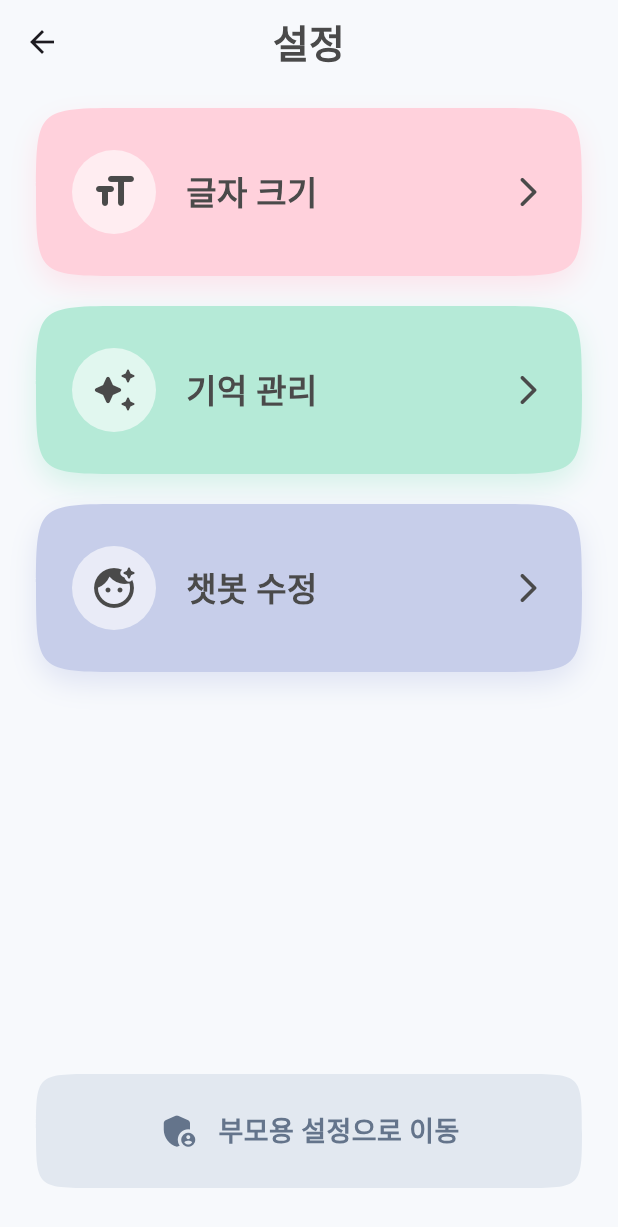
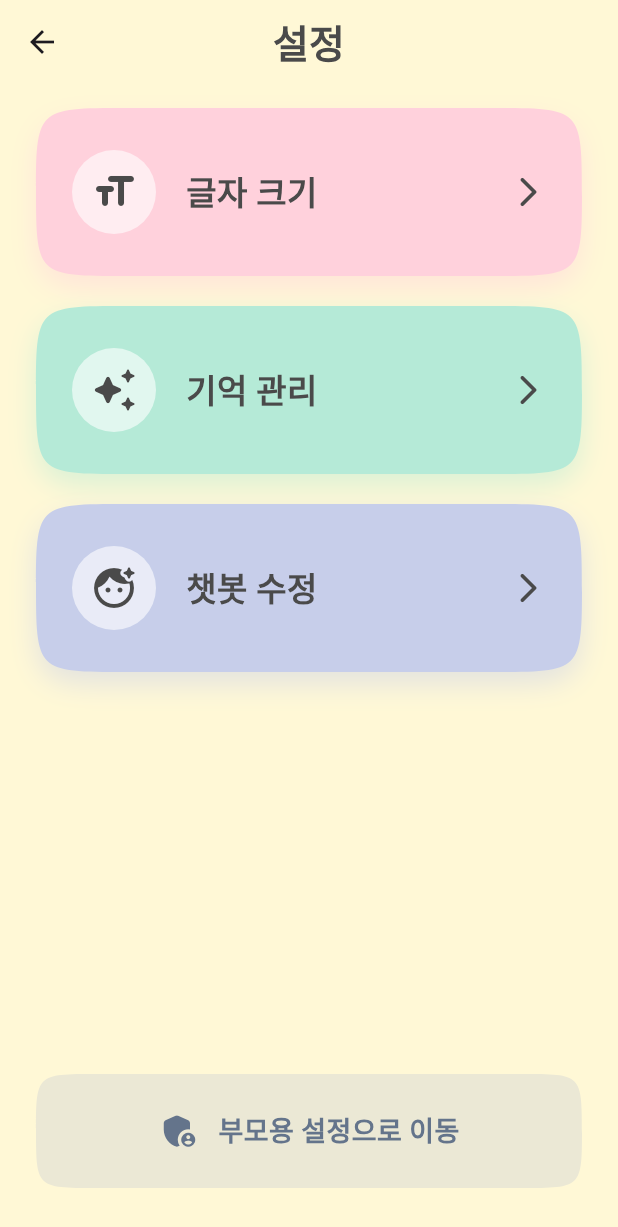
Before and after one commit to A-I-capstone/2026-capstone-a-i-client, a Flutter app: the _SettingsViewContent screen opened directly, on a phone screen of 412 x 824 dp. Shown: the top 1227 px of the screen. Run offline on Flutter 3.47's test engine with Material 3 defaults, Android fonts, the phone set to English and light mode, and no system bars.

Commit message:
style: change settings background colors

```diff
--- a/lib/views/settings/settings_view.dart
+++ b/lib/views/settings/settings_view.dart
@@ -22,7 +22,7 @@ class _SettingsViewContent extends StatelessWidget {
     final viewModel = context.watch<SettingsViewModel>();
 
     return Scaffold(
-      backgroundColor: const Color(0xFFF7F9FC), // Soft, pastel background
+      backgroundColor: const Color(0xFFFFF8D6), // Light pastel yellow background
       appBar: AppBar(
         title: const Text(
           '설정',
@@ -237,7 +237,7 @@ class _ParentSettingsButtonState extends State<_ParentSettingsButton> with Singl
         child: Container(
           padding: const EdgeInsets.symmetric(vertical: 24),
           decoration: ShapeDecoration(
-            color: const Color(0xFFE2E8F0), // Neutral clean tone
+            color: const Color(0xFFEBE8D5), // Yellowish gray background
             shape: ContinuousRectangleBorder(
               borderRadius: BorderRadius.circular(40), // Organic continuous curve
             ),
```
